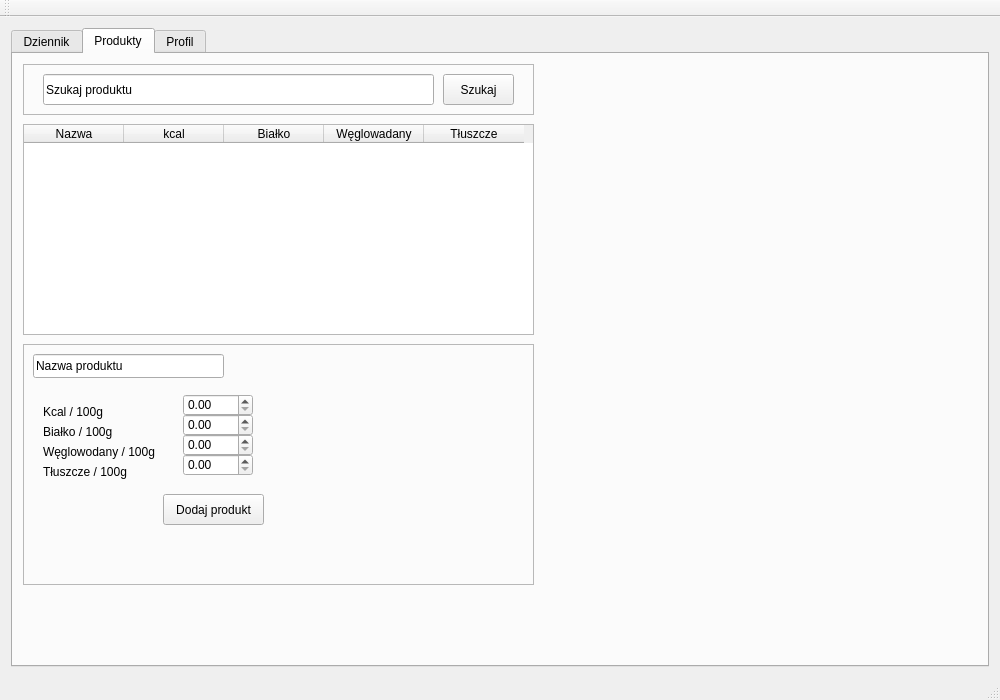
The window that trackbite/mainwindow.ui (lvvndlord/trackbite) describes before a commit, drawn with Qt 5.
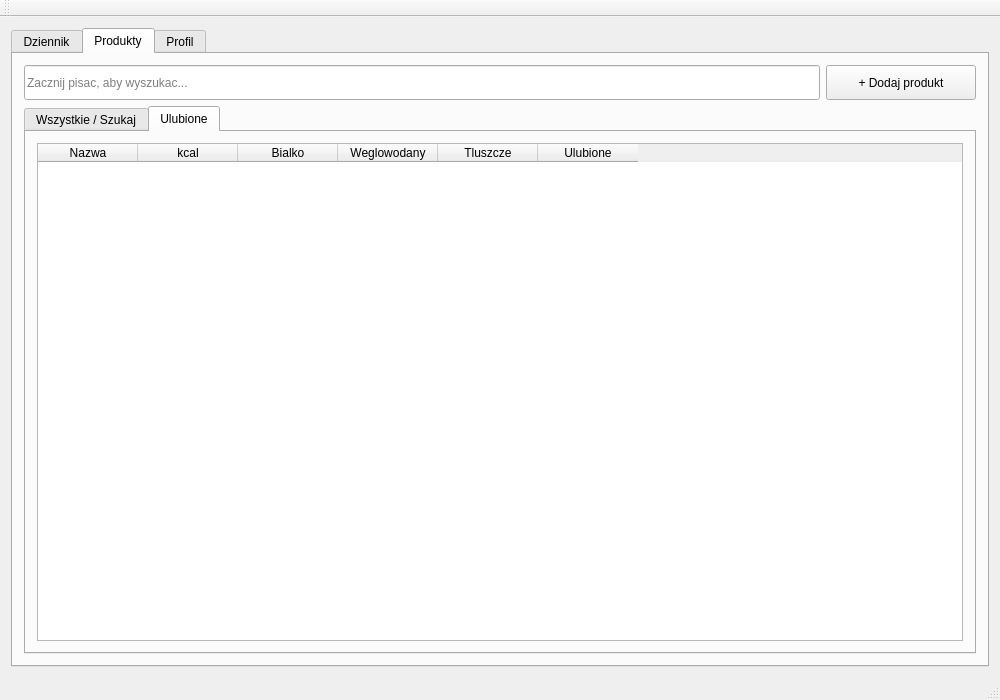
The same window after the commit. The open tabs and pages were chosen to show the change.

Diff of the .ui file:
```diff
--- a/trackbite/mainwindow.ui
+++ b/trackbite/mainwindow.ui
@@ -1026,223 +1026,127 @@
        <attribute name="title">
         <string>Produkty</string>
        </attribute>
-       <widget class="QTableWidget" name="tableProdukty">
-        <property name="geometry">
-         <rect>
-          <x>10</x>
-          <y>70</y>
-          <width>511</width>
-          <height>211</height>
-         </rect>
-        </property>
-        <column>
-         <property name="text">
-          <string>Nazwa</string>
-         </property>
-        </column>
-        <column>
-         <property name="text">
-          <string>kcal</string>
-         </property>
-        </column>
-        <column>
-         <property name="text">
-          <string>Białko</string>
-         </property>
-        </column>
-        <column>
-         <property name="text">
-          <string>Węglowadany</string>
-         </property>
-        </column>
-        <column>
-         <property name="text">
-          <string>Tłuszcze</string>
-         </property>
-        </column>
-       </widget>
-       <widget class="QFrame" name="frame">
-        <property name="geometry">
-         <rect>
-          <x>10</x>
-          <y>10</y>
-          <width>511</width>
-          <height>51</height>
-         </rect>
-        </property>
-        <property name="frameShape">
-         <enum>QFrame::Shape::StyledPanel</enum>
-        </property>
-        <property name="frameShadow">
-         <enum>QFrame::Shadow::Raised</enum>
-        </property>
+       <layout class="QVBoxLayout" name="verticalLayout_prod">
+        <item>
+         <layout class="QHBoxLayout" name="horizontalLayout_prodTop">
+          <item>
         <widget class="QLineEdit" name="lineEditSzukajProduktu">
-         <property name="geometry">
-          <rect>
-           <x>20</x>
-           <y>10</y>
-           <width>391</width>
-           <height>31</height>
-          </rect>
-         </property>
-         <property name="text">
-          <string>Szukaj produktu</string>
-         </property>
-        </widget>
-        <widget class="QPushButton" name="buttonSzukajProduktu">
-         <property name="geometry">
-          <rect>
-           <x>420</x>
-           <y>10</y>
-           <width>71</width>
-           <height>31</height>
-          </rect>
-         </property>
-         <property name="text">
-          <string>Szukaj</string>
-         </property>
-        </widget>
-       </widget>
-       <widget class="QFrame" name="frame_2">
-        <property name="geometry">
-         <rect>
-          <x>10</x>
-          <y>290</y>
-          <width>511</width>
-          <height>241</height>
-         </rect>
-        </property>
-        <property name="frameShape">
-         <enum>QFrame::Shape::StyledPanel</enum>
-        </property>
-        <property name="frameShadow">
-         <enum>QFrame::Shadow::Raised</enum>
-        </property>
-        <widget class="QLineEdit" name="lineEditNazwaProduktu">
-         <property name="geometry">
-          <rect>
-           <x>10</x>
-           <y>10</y>
-           <width>191</width>
-           <height>24</height>
-          </rect>
-         </property>
-         <property name="toolTip">
-          <string/>
-         </property>
-         <property name="text">
-          <string>Nazwa produktu</string>
-         </property>
-        </widget>
+            <property name="minimumSize">
+             <size>
+              <width>0</width>
+              <height>35</height>
+             </size>
+            </property>
+            <property name="placeholderText">
+             <string>Zacznij pisac, aby wyszukac...</string>
+            </property>
+           </widget>
+          </item>
+          <item>
         <widget class="QPushButton" name="buttonDodajProdukt">
-         <property name="geometry">
-          <rect>
-           <x>140</x>
-           <y>150</y>
-           <width>101</width>
-           <height>31</height>
-          </rect>
+            <property name="minimumSize">
+             <size>
+              <width>150</width>
+              <height>35</height>
+             </size>
          </property>
          <property name="text">
-          <string>Dodaj produkt</string>
-         </property>
-        </widget>
-        <widget class="QDoubleSpinBox" name="doubleSpinTluszcze">
-         <property name="geometry">
-          <rect>
-           <x>160</x>
-           <y>110</y>
-           <width>70</width>
-           <height>22</height>
-          </rect>
-         </property>
-        </widget>
-        <widget class="QLabel" name="labelKalorie">
-         <property name="geometry">
-          <rect>
-           <x>20</x>
-           <y>60</y>
-           <width>61</width>
-           <height>16</height>
-          </rect>
-         </property>
+             <string>+ Dodaj produkt</string>
+            </property>
+           </widget>
+          </item>
+         </layout>
+        </item>
+        <item>
+         <widget class="QTabWidget" name="tabWidgetProduktyWew">
+          <property name="currentIndex">
+           <number>0</number>
+          </property>
+          <widget class="QWidget" name="tabSzukaj">
+           <attribute name="title">
+            <string>Wszystkie / Szukaj</string>
+           </attribute>
+           <layout class="QVBoxLayout" name="verticalLayout_szukaj">
+            <item>
+             <widget class="QTableWidget" name="tableProdukty">
+              <column>
+               <property name="text">
+                <string>Nazwa</string>
+               </property>
+              </column>
+              <column>
          <property name="text">
-          <string>Kcal / 100g</string>
-         </property>
-        </widget>
-        <widget class="QDoubleSpinBox" name="doubleSpinWeglowodany">
-         <property name="geometry">
-          <rect>
-           <x>160</x>
-           <y>90</y>
-           <width>70</width>
-           <height>22</height>
-          </rect>
-         </property>
-        </widget>
-        <widget class="QDoubleSpinBox" name="doubleSpinBialko">
-         <property name="geometry">
-          <rect>
-           <x>160</x>
-           <y>70</y>
-           <width>70</width>
-           <height>22</height>
-          </rect>
-         </property>
-        </widget>
-        <widget class="QLabel" name="labelWeglowadany">
-         <property name="geometry">
-          <rect>
-           <x>20</x>
-           <y>100</y>
-           <width>121</width>
-           <height>16</height>
-          </rect>
-         </property>
+                <string>kcal</string>
+               </property>
+              </column>
+              <column>
+               <property name="text">
+                <string>Bialko</string>
+               </property>
+              </column>
+              <column>
+               <property name="text">
+                <string>Weglowodany</string>
+               </property>
+              </column>
+              <column>
+               <property name="text">
+                <string>Tluszcze</string>
+               </property>
+              </column>
+              <column>
          <property name="text">
-          <string>Węglowodany / 100g</string>
-         </property>
-        </widget>
-        <widget class="QLabel" name="labelBialko">
-         <property name="geometry">
-          <rect>
-           <x>20</x>
-           <y>80</y>
-           <width>71</width>
-           <height>16</height>
-          </rect>
-         </property>
+                <string>Ulubione</string>
+               </property>
+              </column>
+             </widget>
+            </item>
+           </layout>
+          </widget>
+          <widget class="QWidget" name="tabUlubione">
+           <attribute name="title">
+            <string>Ulubione</string>
+           </attribute>
+           <layout class="QVBoxLayout" name="verticalLayout_ulubione">
+            <item>
+             <widget class="QTableWidget" name="tableUlubione">
+              <column>
+               <property name="text">
+                <string>Nazwa</string>
+               </property>
+              </column>
+              <column>
          <property name="text">
-          <string>Białko / 100g</string>
-         </property>
-        </widget>
-        <widget class="QDoubleSpinBox" name="doubleSpinKalorie">
-         <property name="geometry">
-          <rect>
-           <x>160</x>
-           <y>50</y>
-           <width>70</width>
-           <height>22</height>
-          </rect>
-         </property>
-         <property name="specialValueText">
-          <string/>
-         </property>
-        </widget>
-        <widget class="QLabel" name="labelTluszcze">
-         <property name="geometry">
-          <rect>
-           <x>20</x>
-           <y>120</y>
-           <width>91</width>
-           <height>16</height>
-          </rect>
-         </property>
+                <string>kcal</string>
+               </property>
+              </column>
+              <column>
+               <property name="text">
+                <string>Bialko</string>
+               </property>
+              </column>
+              <column>
+               <property name="text">
+                <string>Weglowodany</string>
+               </property>
+              </column>
+              <column>
+               <property name="text">
+                <string>Tluszcze</string>
+               </property>
+              </column>
+              <column>
          <property name="text">
-          <string>Tłuszcze / 100g</string>
-         </property>
-        </widget>
-       </widget>
+                <string>Ulubione</string>
+               </property>
+              </column>
+             </widget>
+            </item>
+           </layout>
+          </widget>
+         </widget>
+        </item>
+       </layout>
       </widget>
 		 <widget class="QWidget" name="profilTab">
 			 <attribute name="title">
```
Left out of the diff: 8 changed lines with no effect on the pictures. Lines whose indentation alone changed are shown as unchanged.
